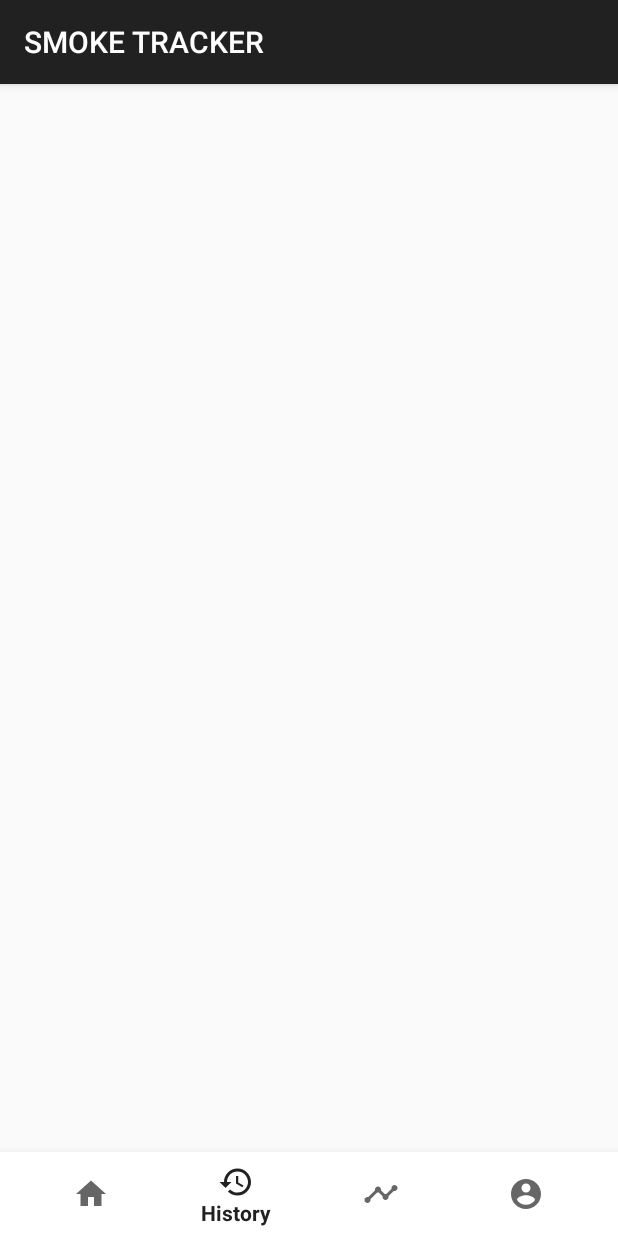
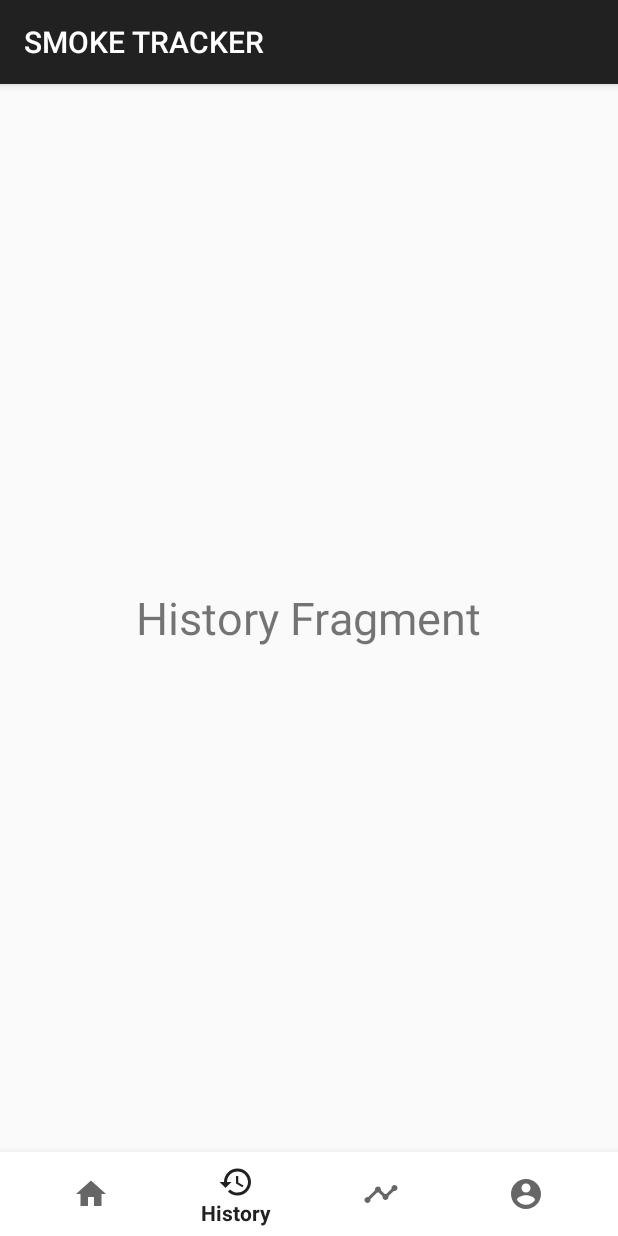
Before and after one commit to mathieufavez/SmokeTracker_Weber_Favez, an Android app: the TrackingActivity screen opened directly, with no data from a screen before it, item 2 of the bottom bar chosen, on a phone screen of 412 x 824 dp. Run offline under Robolectric (Android 15) with nearby library versions, the phone set to English and light mode, and no system bars.

Commit message:
Fragments done

```diff
--- /dev/null
+++ b/app/src/main/java/com/example/smoketracker_weber_favez/HistoryFragment.java
@@ -0,0 +1,19 @@
+package com.example.smoketracker_weber_favez;
+
+import android.os.Bundle;
+import android.view.LayoutInflater;
+import android.view.View;
+import android.view.ViewGroup;
+
+import androidx.annotation.NonNull;
+import androidx.annotation.Nullable;
+import androidx.fragment.app.Fragment;
+
+public class HistoryFragment extends Fragment {
+
+    @Nullable
+    @Override
+    public View onCreateView(LayoutInflater inflater, @Nullable ViewGroup container, @Nullable Bundle savedInstanceState) {
+        return inflater.inflate(R.layout.fragment_history, container, false);
+    }
+}
--- a/app/src/main/java/com/example/smoketracker_weber_favez/TrackingActivity.java
+++ b/app/src/main/java/com/example/smoketracker_weber_favez/TrackingActivity.java
@@ -1,8 +1,11 @@
 package com.example.smoketracker_weber_favez;
 
+import androidx.annotation.NonNull;
 import androidx.appcompat.app.AppCompatActivity;
+import androidx.fragment.app.Fragment;
 
 import android.os.Bundle;
+import android.view.MenuItem;
 
 import com.google.android.material.bottomnavigation.BottomNavigationView;
 
@@ -13,7 +16,37 @@ public class TrackingActivity extends AppCompatActivity {
         super.onCreate(savedInstanceState);
         setContentView(R.layout.activity_tracking);
 
+        BottomNavigationView bottomNavigationView = findViewById(R.id.activity_tracking_bottom_navigation);
+        bottomNavigationView.setOnNavigationItemSelectedListener(navListener);
+
+        getSupportFragmentManager().beginTransaction().replace(R.id.activity_tracking_frame_layout, new TrackingFragment()).commit();
     }
 
+    private BottomNavigationView.OnNavigationItemSelectedListener navListener =
+            new BottomNavigationView.OnNavigationItemSelectedListener() {
+                @Override
+                public boolean onNavigationItemSelected(@NonNull MenuItem item) {
+                    Fragment selectedFragment = null;
 
+                    switch(item.getItemId()){
+                        case R.id.nav_tracking:
+                            selectedFragment = new TrackingFragment();
+                            break;
+                        case R.id.nav_history:
+                            selectedFragment = new HistoryFragment();
+                            break;
+                        case R.id.nav_stats:
+                            selectedFragment = new StatsFragment();
+                            break;
+                        case R.id.nav_account:
+                            selectedFragment = new AccountFragment();
+                            break;
+                    }
+
+                    getSupportFragmentManager().beginTransaction().replace(R.id.activity_tracking_frame_layout,
+                            selectedFragment).commit();
+
+                    return true;
+                }
+            };
 }
--- /dev/null
+++ b/app/src/main/java/com/example/smoketracker_weber_favez/TrackingFragment.java
@@ -0,0 +1,19 @@
+package com.example.smoketracker_weber_favez;
+
+import android.os.Bundle;
+import android.view.LayoutInflater;
+import android.view.View;
+import android.view.ViewGroup;
+
+import androidx.annotation.NonNull;
+import androidx.annotation.Nullable;
+import androidx.fragment.app.Fragment;
+
+public class TrackingFragment extends Fragment {
+
+    @Nullable
+    @Override
+    public View onCreateView(LayoutInflater inflater, @Nullable ViewGroup container, @Nullable Bundle savedInstanceState) {
+        return inflater.inflate(R.layout.fragment_tracking, container, false);
+    }
+}
--- a/app/src/main/res/layout/activity_tracking.xml
+++ b/app/src/main/res/layout/activity_tracking.xml
@@ -23,9 +23,4 @@
         app:menu="@menu/bottom_navigation"
         android:layout_alignParentBottom="true" />
 
-
-
-
-
-
 </RelativeLayout>
--- /dev/null
+++ b/app/src/main/res/layout/fragment_history.xml
@@ -0,0 +1,15 @@
+<?xml version="1.0" encoding="utf-8"?>
+<RelativeLayout
+    xmlns:android="http://schemas.android.com/apk/res/android"
+    android:layout_width="match_parent"
+    android:layout_height="match_parent"
+    >
+
+    <TextView
+        android:layout_width="wrap_content"
+        android:layout_height="wrap_content"
+        android:text="History Fragment"
+        android:textSize="30sp"
+        android:layout_centerInParent="true"
+        />
+</RelativeLayout>
```
Also changed, not shown: app/src/main/java/com/example/smoketracker_weber_favez/AccountFragment.java (added, +19 -0 lines), app/src/main/java/com/example/smoketracker_weber_favez/StatsFragment.java (added, +19 -0 lines), app/src/main/res/layout/fragment_account.xml (added, +16 -0 lines), app/src/main/res/layout/fragment_stats.xml (added, +15 -0 lines), app/src/main/res/layout/fragment_tracking.xml (added, +15 -0 lines).
